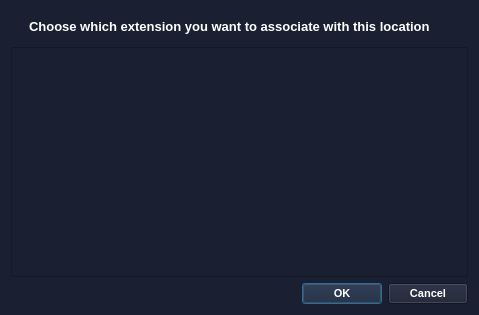
First picture: the form in gui/dialog.ui, repository AndreaMalloni/Pathfinder, before the edit.
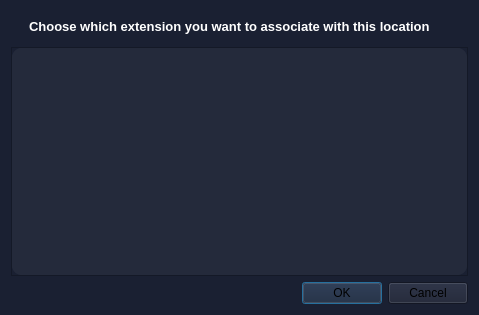
Second picture: the form after the edit. Icons and pictures are not drawn.

Diff of the .ui file:
```diff
--- a/gui/dialog.ui
+++ b/gui/dialog.ui
@@ -202,6 +202,21 @@
       <enum>QFrame::Raised</enum>
      </property>
      <layout class="QVBoxLayout" name="verticalLayout_2">
+      <property name="spacing">
+       <number>0</number>
+      </property>
+      <property name="leftMargin">
+       <number>0</number>
+      </property>
+      <property name="topMargin">
+       <number>0</number>
+      </property>
+      <property name="rightMargin">
+       <number>0</number>
+      </property>
+      <property name="bottomMargin">
+       <number>0</number>
+      </property>
       <item>
        <widget class="QScrollArea" name="scrollArea">
         <property name="minimumSize">
@@ -212,10 +227,7 @@
         </property>
         <property name="styleSheet">
          <string notr="true">background-color: rgb(36, 42, 59);
-
-QScrollArea {
-border-radius: 5px;
-}</string>
+border-radius: 10px</string>
         </property>
         <property name="frameShape">
          <enum>QFrame::NoFrame</enum>
@@ -237,8 +249,8 @@
           <rect>
            <x>0</x>
            <y>0</y>
-           <width>441</width>
-           <height>212</height>
+           <width>459</width>
+           <height>217</height>
           </rect>
          </property>
          <property name="minimumSize">
@@ -255,27 +267,77 @@
    </item>
    <item>
     <widget class="QDialogButtonBox" name="buttonBox">
+     <property name="minimumSize">
+      <size>
+       <width>85</width>
+       <height>0</height>
+      </size>
+     </property>
      <property name="font">
       <font>
-       <pointsize>10</pointsize>
-       <weight>75</weight>
-       <bold>true</bold>
+       <weight>50</weight>
+       <bold>false</bold>
       </font>
      </property>
-     <property name="autoFillBackground">
-      <bool>false</bool>
-     </property>
      <property name="styleSheet">
-      <string notr="true">QDialogButtonBox QPushButton
+      <string notr="true">#buttonBox *[text=&quot;Cancel&quot;] {
+qproperty-icon: url(:/icons/images/multiplication.ico);
+color: rgb(255, 255, 255);
+border-radius: 5px;
+text-align: center;
+padding: 10px;
+width: 60px;
+font-size: 12px;
+font-weight: bold;
+
+}
+
+#buttonBox *[text=&quot;Cancel&quot;]:hover
 {
 color: rgb(255, 255, 255);
+border-radius: 5px;
+text-align: center;
+padding: 10px;
+background-color: rgb(36, 42, 59);
+}
+
+#buttonBox *[text=&quot;Cancel&quot;]:checked
+{
+color: rgb(255, 255, 255);
+border-radius: 10px;
+text-align: center;
+padding: 10px;
+background-color: rgb(47, 55, 77);
+}
+
+#buttonBox *[text=&quot;OK&quot;] {
+qproperty-icon: url(:/icons/images/check.ico);
+color: rgb(255, 255, 255);
+border-radius: 5px;
+text-align: center;
+padding: 10px;
+width: 60px;
+font-size: 12px;
 font-weight: bold;
-font-size: 11px;
 }
 
-QDialogButtonBox {
+#buttonBox *[text=&quot;OK&quot;]:hover
+{
+color: rgb(255, 255, 255);
+border-radius: 5px;
+text-align: center;
+padding: 10px;
+background-color: rgb(36, 42, 59);
+}
+
+#buttonBox *[text=&quot;OK&quot;]:checked
+{
+color: rgb(255, 255, 255);
 border-radius: 10px;
-}</string>
+text-align: center;
+padding: 10px;
+background-color: rgb(47, 55, 77);
+} </string>
      </property>
      <property name="orientation">
       <enum>Qt::Horizontal</enum>
@@ -283,9 +345,6 @@
      <property name="standardButtons">
       <set>QDialogButtonBox::Cancel|QDialogButtonBox::Ok</set>
      </property>
-     <property name="centerButtons">
-      <bool>false</bool>
-     </property>
     </widget>
    </item>
   </layout>
```
Left out of the diff: 38 changed lines with no effect on the pictures.
